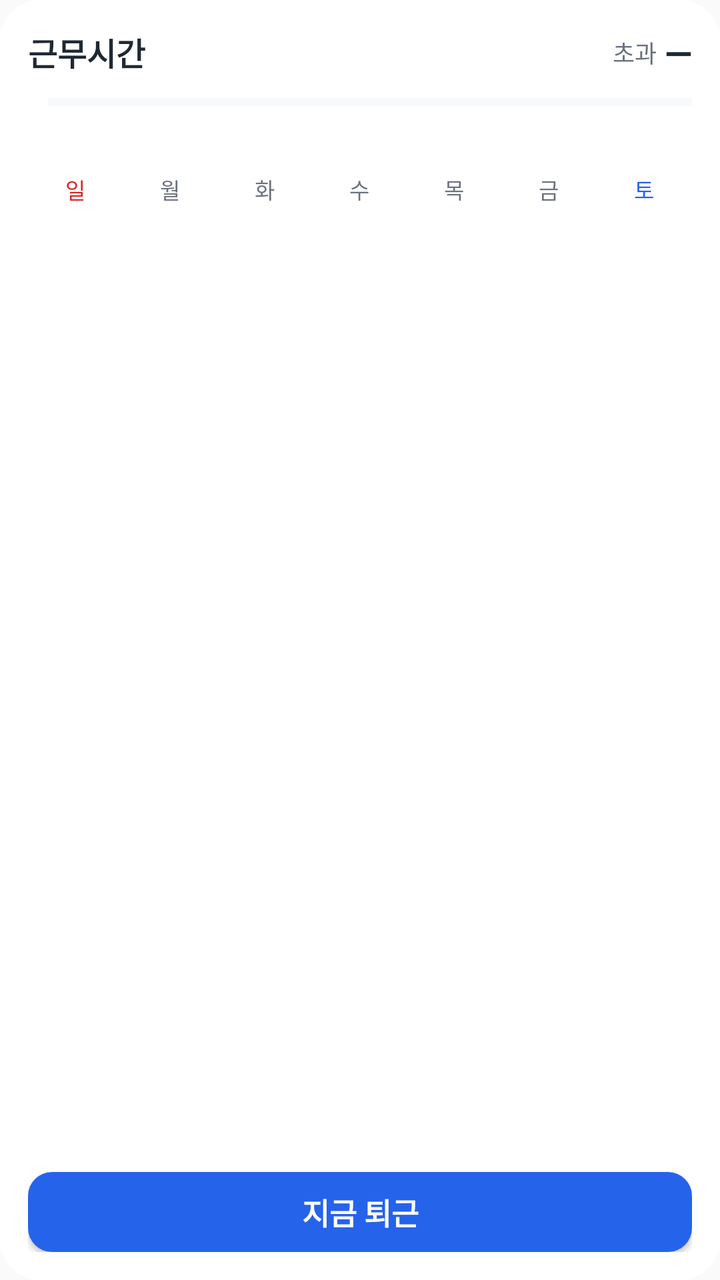
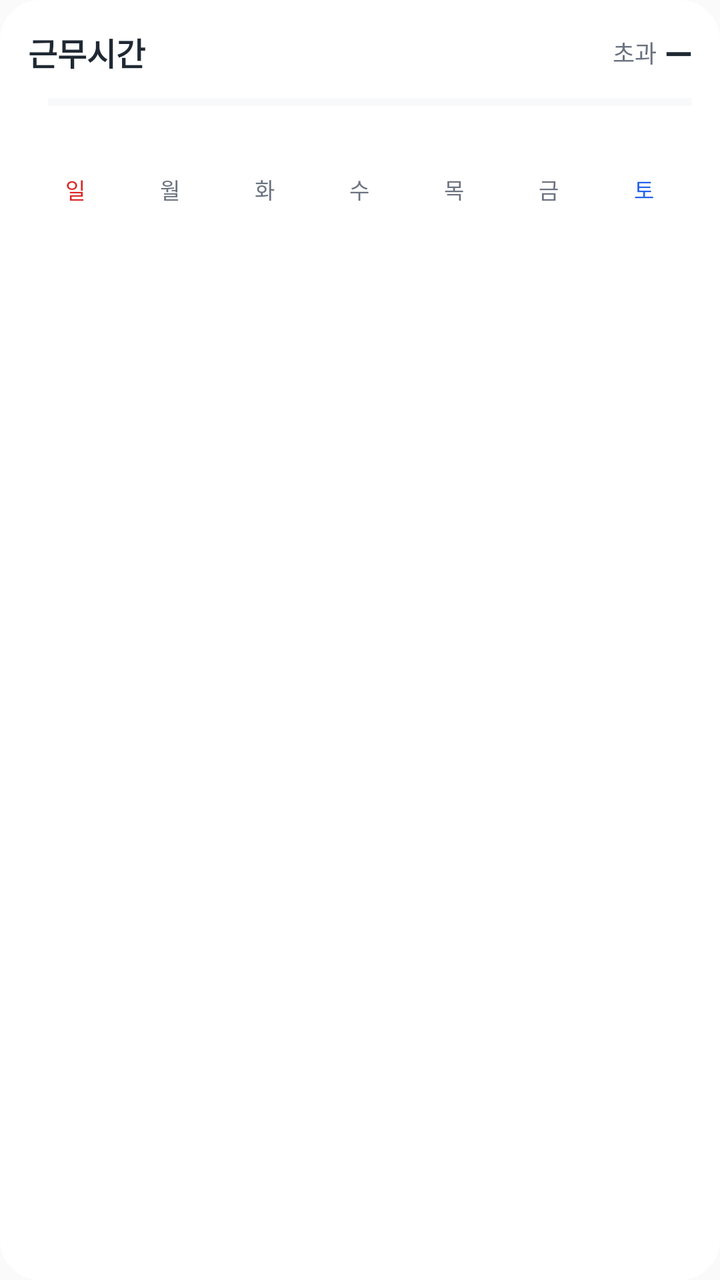

Before-and-after screenshots of an Android layout around one commit, followed by the original layout XML and the change that was made.
<!-- AndroidManifest.xml: application theme AppTheme -->
<!-- res/layout/widget_work.xml -->
<?xml version="1.0" encoding="utf-8"?>
<LinearLayout xmlns:android="http://schemas.android.com/apk/res/android"
    android:id="@+id/widget_root"
    android:layout_width="match_parent"
    android:layout_height="match_parent"
    android:background="@drawable/widget_bg"
    android:orientation="vertical"
    android:padding="14dp">

    
    <LinearLayout
        android:layout_width="match_parent"
        android:layout_height="wrap_content"
        android:gravity="center_vertical"
        android:orientation="horizontal">

        <TextView
            android:id="@+id/widget_title"
            android:layout_width="0dp"
            android:layout_height="wrap_content"
            android:layout_weight="1"
            android:text="@string/widget_label"
            android:textColor="@color/widget_text"
            android:textSize="16sp"
            android:textStyle="bold" />

        <TextView
            android:layout_width="wrap_content"
            android:layout_height="wrap_content"
            android:layout_marginEnd="4dp"
            android:text="@string/widget_overtime"
            android:textColor="@color/widget_muted"
            android:textSize="12sp" />

        <TextView
            android:id="@+id/widget_overtime"
            android:layout_width="wrap_content"
            android:layout_height="wrap_content"
            android:text="@string/widget_dash"
            android:textColor="@color/widget_text"
            android:textSize="18sp"
            android:textStyle="bold" />
    </LinearLayout>

    <LinearLayout
        android:layout_width="match_parent"
        android:layout_height="wrap_content"
        android:layout_marginTop="4dp"
        android:gravity="center_vertical"
        android:orientation="horizontal">

        <TextView
            android:id="@+id/widget_filled"
            android:layout_width="wrap_content"
            android:layout_height="wrap_content"
            android:textColor="@color/widget_text"
            android:textSize="13sp" />

        <ProgressBar
            android:id="@+id/widget_bar"
            style="?android:attr/progressBarStyleHorizontal"
            android:layout_width="0dp"
            android:layout_height="6dp"
            android:layout_marginStart="10dp"
            android:layout_weight="1"
            android:max="100"
            android:progressBackgroundTint="@color/widget_line"
            android:progressTint="@color/widget_primary" />
    </LinearLayout>

    <TextView
        android:id="@+id/widget_average"
        android:layout_width="match_parent"
        android:layout_height="wrap_content"
        android:layout_marginTop="2dp"
        android:textColor="@color/widget_muted"
        android:textSize="12sp" />

    
    <LinearLayout
        android:layout_width="match_parent"
        android:layout_height="wrap_content"
        android:layout_marginTop="8dp"
        android:orientation="horizontal">

        <TextView style="@style/WidgetWeekday" android:text="일" android:textColor="@color/widget_red" />
        <TextView style="@style/WidgetWeekday" android:text="월" />
        <TextView style="@style/WidgetWeekday" android:text="화" />
        <TextView style="@style/WidgetWeekday" android:text="수" />
        <TextView style="@style/WidgetWeekday" android:text="목" />
        <TextView style="@style/WidgetWeekday" android:text="금" />
        <TextView style="@style/WidgetWeekday" android:text="토" android:textColor="@color/widget_blue" />
    </LinearLayout>

    <LinearLayout
        android:id="@+id/widget_calendar"
        android:layout_width="match_parent"
        android:layout_height="0dp"
        android:layout_weight="1"
        android:orientation="vertical" />

    <Button
        android:id="@+id/widget_punch"
        android:layout_width="match_parent"
        android:layout_height="40dp"
        android:layout_marginTop="8dp"
        android:background="@drawable/widget_button"
        android:text="@string/widget_punch"
        android:textColor="@color/widget_on_primary"
        android:textSize="15sp"
        android:textStyle="bold" />
</LinearLayout>
<!-- resources referenced by this layout -->
<resources>
  <color name="widget_blue">#2563EB</color>
  <color name="widget_line">#E3E6EA</color>
  <color name="widget_muted">#6B7280</color>
  <color name="widget_on_primary">#FFFFFF</color>
  <color name="widget_primary">#2563EB</color>
  <color name="widget_red">#DC2626</color>
  <color name="widget_text">#1F2933</color>
  <!-- drawable widget_bg (drawable) -->
  <?xml version="1.0" encoding="utf-8"?>
  <shape xmlns:android="http://schemas.android.com/apk/res/android" android:shape="rectangle">
      <solid android:color="@color/widget_bg" />
      <corners android:radius="20dp" />
  </shape>
  <!-- drawable widget_button (drawable) -->
  <?xml version="1.0" encoding="utf-8"?>
  <shape xmlns:android="http://schemas.android.com/apk/res/android" android:shape="rectangle">
      <solid android:color="@color/widget_primary" />
      <corners android:radius="12dp" />
  </shape>
  <string name="widget_dash">—</string>
  <string name="widget_label">근무시간</string>
  <string name="widget_overtime">초과</string>
  <string name="widget_punch">지금 퇴근</string>
  <style name="WidgetWeekday">
          <item name="android:layout_width">0dp</item>
          <item name="android:layout_height">wrap_content</item>
          <item name="android:layout_weight">1</item>
          <item name="android:gravity">center</item>
          <item name="android:textColor">@color/widget_muted</item>
          <item name="android:textSize">11sp</item>
      </style>
  <style name="AppTheme" parent="Theme.AppCompat.Light.DarkActionBar">
          
          <item name="colorPrimary">@color/colorPrimary</item>
          <item name="colorPrimaryDark">@color/colorPrimaryDark</item>
          <item name="colorAccent">@color/colorAccent</item>
      </style>
  <color name="widget_bg">#FFFFFF</color>
</resources>

<!-- the commit's change to res/layout/widget_work.xml (unified diff, before → after) -->
@@ -98,15 +98,4 @@
         android:layout_height="0dp"
         android:layout_weight="1"
         android:orientation="vertical" />
-
-    <Button
-        android:id="@+id/widget_punch"
-        android:layout_width="match_parent"
-        android:layout_height="40dp"
-        android:layout_marginTop="8dp"
-        android:background="@drawable/widget_button"
-        android:text="@string/widget_punch"
-        android:textColor="@color/widget_on_primary"
-        android:textSize="15sp"
-        android:textStyle="bold" />
 </LinearLayout>
<!-- resource entries referenced after the edit -->
@@ -3,7 +3,6 @@
   <color name="widget_blue">#2563EB</color>
   <color name="widget_line">#E3E6EA</color>
   <color name="widget_muted">#6B7280</color>
-  <color name="widget_on_primary">#FFFFFF</color>
   <color name="widget_primary">#2563EB</color>
   <color name="widget_red">#DC2626</color>
   <color name="widget_text">#1F2933</color>
@@ -13,16 +12,9 @@
       <solid android:color="@color/widget_bg" />
       <corners android:radius="20dp" />
   </shape>
-  <!-- drawable widget_button (drawable) -->
-  <?xml version="1.0" encoding="utf-8"?>
-  <shape xmlns:android="http://schemas.android.com/apk/res/android" android:shape="rectangle">
-      <solid android:color="@color/widget_primary" />
-      <corners android:radius="12dp" />
-  </shape>
   <string name="widget_dash">—</string>
   <string name="widget_label">근무시간</string>
   <string name="widget_overtime">초과</string>
-  <string name="widget_punch">지금 퇴근</string>
   <style name="WidgetWeekday">
           <item name="android:layout_width">0dp</item>
           <item name="android:layout_height">wrap_content</item>
